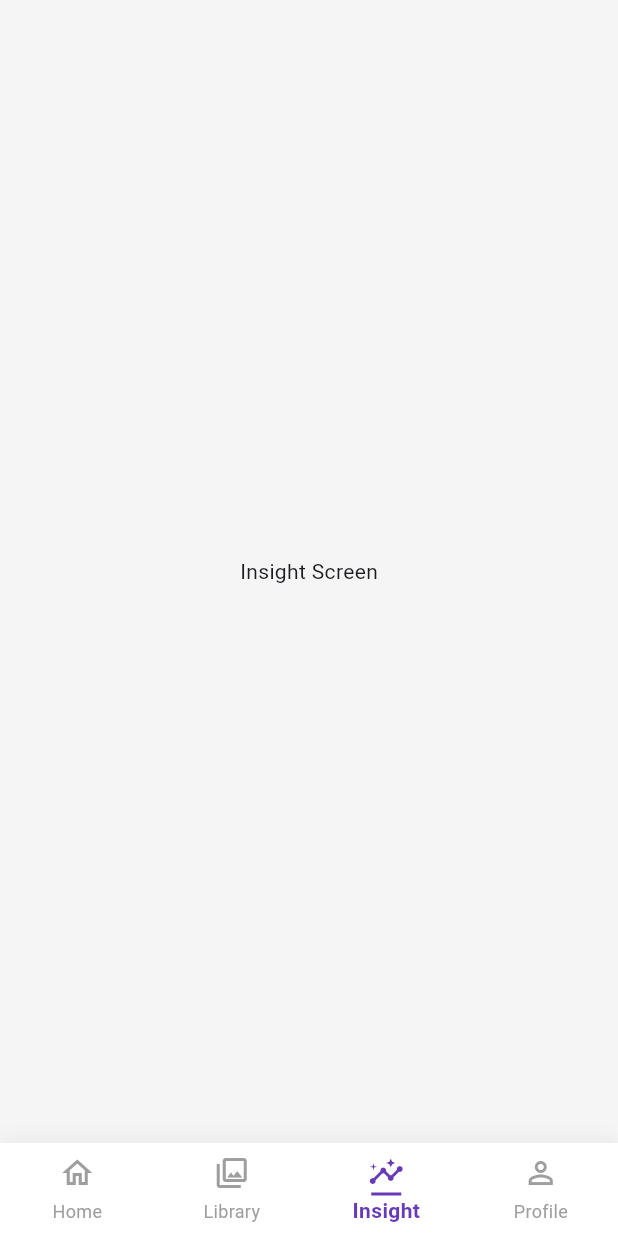
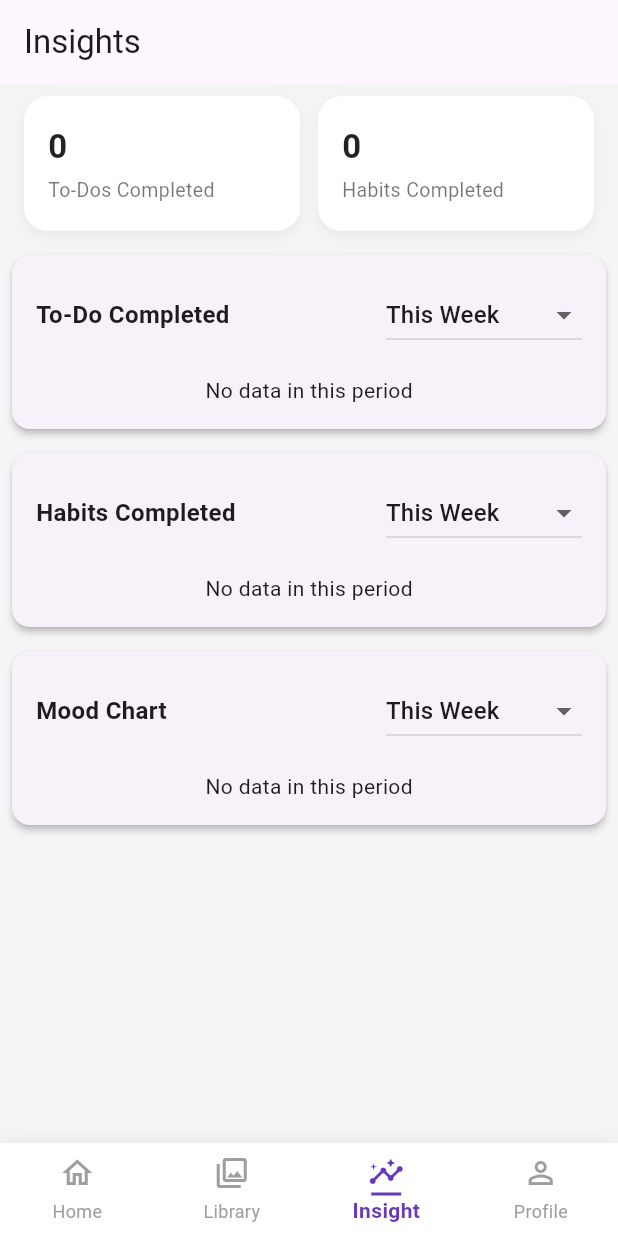
Before and after one commit to tranght0o/my_productivity_app, a Flutter app: the screen it shows once a user with an empty profile is signed in, item 3 of the bottom bar chosen, on a phone screen of 412 x 824 dp. Run offline on Flutter 3.47's test engine with Material 3 defaults, Android fonts, the phone set to English and light mode, and no system bars; our stand-ins replace cloud_firestore, firebase_auth, firebase_core, fl_chart, month_picker_dialog, table_calendar; accounts and stored records are empty.

Commit message:
Add insight to bottom nav

```diff
--- a/lib/navigation/bottom_nav.dart
+++ b/lib/navigation/bottom_nav.dart
@@ -1,7 +1,7 @@
 import 'package:flutter/material.dart';
 import '../screens/home/home_screen.dart';
 import '../screens/library/library_screen.dart';
-import '../screens/insight_screen.dart';
+import '../screens/insight/insight_screen.dart';
 import '../screens/profile/profile_screen.dart';
 
 class BottomNav extends StatefulWidget {
--- a/lib/screens/insight_screen.dart
+++ /dev/null
@@ -1,12 +0,0 @@
-import 'package:flutter/material.dart';
-
-class InsightScreen extends StatelessWidget {
-  const InsightScreen({super.key});
-
-  @override
-  Widget build(BuildContext context) {
-    return const Center(
-      child: Text('Insight Screen'),
-    );
-  }
-}
--- a/pubspec.yaml
+++ b/pubspec.yaml
@@ -35,7 +35,9 @@
   cloud_firestore: ^5.4.5
   table_calendar: ^3.0.8
   month_picker_dialog: ^2.0.2
-
+  fl_chart: ^0.68.0
+  syncfusion_flutter_charts: ^23.1.44
+  syncfusion_flutter_core: ^23.1.44
 
   # The following adds the Cupertino Icons font to your application.
   # Use with the CupertinoIcons class for iOS style icons.
```
Also changed, not shown: pubspec.lock.
